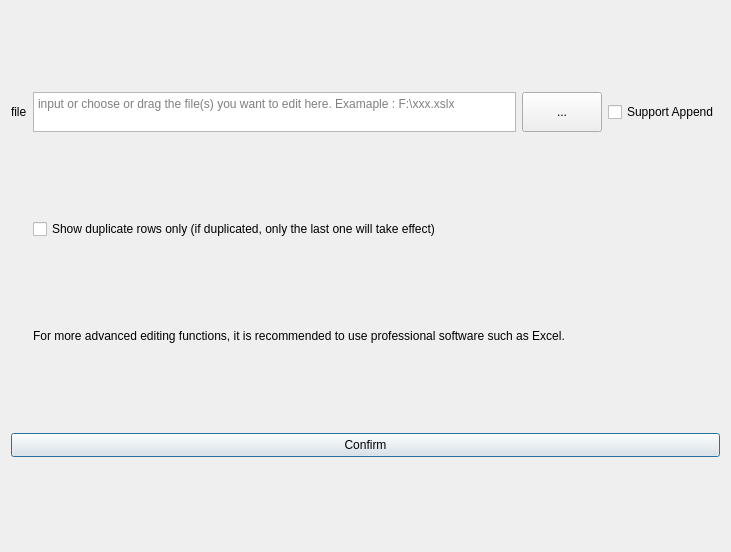
Old version of the form src/local_glossary.ui in the repository anonymousException/renpy-translator.
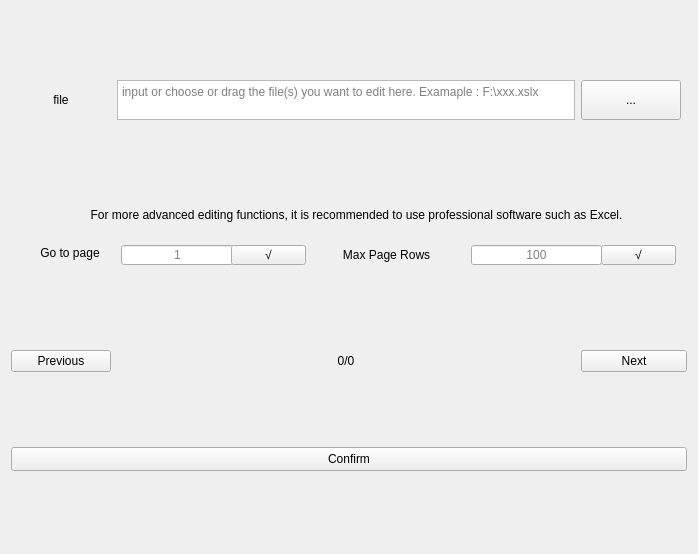
New version of the form.

Commit message:
<feature> support import large xlsx in local glossary
update version to v1.9.3

The edit to the form file:
```diff
--- a/src/local_glossary.ui
+++ b/src/local_glossary.ui
@@ -6,8 +6,8 @@
    <rect>
     <x>0</x>
     <y>0</y>
-    <width>731</width>
-    <height>552</height>
+    <width>694</width>
+    <height>554</height>
    </rect>
   </property>
   <property name="windowTitle">
@@ -36,55 +36,91 @@
      </property>
     </widget>
    </item>
-   <item row="1" column="1">
-    <widget class="QCheckBox" name="duplicateCheckBox">
+   <item row="9" column="0" colspan="4">
+    <widget class="QPushButton" name="confirmButton">
+     <property name="maximumSize">
+      <size>
+       <width>16777215</width>
+       <height>24</height>
+      </size>
+     </property>
      <property name="text">
-      <string>Show duplicate rows only (if duplicated, only the last one will take effect)</string>
+      <string>Confirm</string>
+     </property>
+     <property name="autoDefault">
+      <bool>false</bool>
      </property>
     </widget>
    </item>
    <item row="0" column="0">
     <widget class="QLabel" name="label">
+     <property name="minimumSize">
+      <size>
+       <width>80</width>
+       <height>20</height>
+      </size>
+     </property>
      <property name="maximumSize">
       <size>
-       <width>30</width>
+       <width>100</width>
        <height>30</height>
       </size>
      </property>
      <property name="text">
       <string>file</string>
      </property>
+     <property name="alignment">
+      <set>Qt::AlignCenter</set>
+     </property>
      <property name="wordWrap">
       <bool>true</bool>
      </property>
     </widget>
    </item>
-   <item row="4" column="0" colspan="4">
-    <widget class="QPushButton" name="confirmButton">
+   <item row="7" column="0">
+    <widget class="QPushButton" name="prevButton">
+     <property name="minimumSize">
+      <size>
+       <width>100</width>
+       <height>0</height>
+      </size>
+     </property>
      <property name="maximumSize">
       <size>
-       <width>16777215</width>
-       <height>24</height>
+       <width>100</width>
+       <height>16777215</height>
       </size>
      </property>
      <property name="text">
-      <string>Confirm</string>
+      <string>Previous</string>
+     </property>
+     <property name="autoDefault">
+      <bool>false</bool>
      </property>
     </widget>
    </item>
    <item row="3" column="0" colspan="4">
     <layout class="QVBoxLayout" name="verticalLayout"/>
    </item>
-   <item row="0" column="3">
-    <widget class="QCheckBox" name="appendCheckBox">
+   <item row="7" column="2" colspan="2">
+    <widget class="QPushButton" name="nextButton">
+     <property name="minimumSize">
+      <size>
+       <width>100</width>
+       <height>0</height>
+      </size>
+     </property>
      <property name="maximumSize">
       <size>
-       <width>16777215</width>
-       <height>20</height>
+       <width>200</width>
+       <height>16777215</height>
       </size>
      </property>
      <property name="text">
-      <string>Support Append</string>
+      <string>Next</string>
+     </property>
+     <property name="autoDefault">
+      <bool>false</bool>
      </property>
     </widget>
    </item>
@@ -92,25 +128,171 @@
     <widget class="QPushButton" name="selectFileBtn">
      <property name="minimumSize">
       <size>
-       <width>0</width>
+       <width>100</width>
        <height>40</height>
       </size>
      </property>
      <property name="text">
       <string>...</string>
      </property>
+     <property name="autoDefault">
+      <bool>false</bool>
+     </property>
     </widget>
    </item>
-   <item row="2" column="1" colspan="3">
-    <widget class="QLabel" name="label_2">
+   <item row="2" column="0" colspan="3">
+    <widget class="QWidget" name="widget" native="true">
+     <property name="minimumSize">
+      <size>
+       <width>670</width>
+       <height>80</height>
+      </size>
+     </property>
      <property name="maximumSize">
       <size>
        <width>16777215</width>
-       <height>20</height>
+       <height>80</height>
       </size>
      </property>
+     <widget class="QLabel" name="label_3">
+      <property name="geometry">
+       <rect>
+        <x>9</x>
+        <y>50</y>
+        <width>100</width>
+        <height>16</height>
+       </rect>
+      </property>
+      <property name="minimumSize">
+       <size>
+        <width>100</width>
+        <height>0</height>
+       </size>
+      </property>
+      <property name="text">
+       <string>Go to page</string>
+      </property>
+      <property name="alignment">
+       <set>Qt::AlignCenter</set>
+      </property>
+     </widget>
+     <widget class="QLineEdit" name="pageRowsLineEdit">
+      <property name="geometry">
+       <rect>
+        <x>460</x>
+        <y>50</y>
+        <width>131</width>
+        <height>20</height>
+       </rect>
+      </property>
+      <property name="maximumSize">
+       <size>
+        <width>16777215</width>
+        <height>16777215</height>
+       </size>
+      </property>
+      <property name="alignment">
+       <set>Qt::AlignCenter</set>
+      </property>
+      <property name="placeholderText">
+       <string notr="true">100</string>
+      </property>
+     </widget>
+     <widget class="QLineEdit" name="gotoPageLineEdit">
+      <property name="geometry">
+       <rect>
+        <x>110</x>
+        <y>50</y>
+        <width>113</width>
+        <height>20</height>
+       </rect>
+      </property>
+      <property name="alignment">
+       <set>Qt::AlignCenter</set>
+      </property>
+      <property name="placeholderText">
+       <string notr="true">1</string>
+      </property>
+     </widget>
+     <widget class="QLabel" name="label_4">
+      <property name="geometry">
+       <rect>
+        <x>290</x>
+        <y>50</y>
+        <width>171</width>
+        <height>20</height>
+       </rect>
+      </property>
+      <property name="text">
+       <string>Max Page Rows</string>
+      </property>
+      <property name="alignment">
+       <set>Qt::AlignCenter</set>
+      </property>
+     </widget>
+     <widget class="QLabel" name="label_2">
+      <property name="geometry">
+       <rect>
+        <x>30</x>
+        <y>10</y>
+        <width>631</width>
+        <height>20</height>
+       </rect>
+      </property>
+      <property name="maximumSize">
+       <size>
+        <width>16777215</width>
+        <height>20</height>
+       </size>
+      </property>
+      <property name="text">
+       <string>For more advanced editing functions, it is recommended to use professional software such as Excel.</string>
+      </property>
+      <property name="alignment">
+       <set>Qt::AlignCenter</set>
+      </property>
+     </widget>
+     <widget class="QPushButton" name="gotoPageButton">
+      <property name="geometry">
+       <rect>
+        <x>220</x>
+        <y>50</y>
+        <width>75</width>
+        <height>20</height>
+       </rect>
+      </property>
+      <property name="text">
+       <string notr="true">√</string>
+      </property>
+      <property name="autoDefault">
+       <bool>false</bool>
+      </property>
+     </widget>
+     <widget class="QPushButton" name="maxPageRowsButton">
+      <property name="geometry">
+       <rect>
+        <x>590</x>
+        <y>50</y>
+        <width>75</width>
+        <height>20</height>
+       </rect>
+      </property>
+      <property name="text">
+       <string notr="true">√</string>
+      </property>
+      <property name="autoDefault">
+       <bool>false</bool>
+      </property>
+     </widget>
+    </widget>
+   </item>
+   <item row="7" column="1">
+    <widget class="QLabel" name="curPageLabel">
      <property name="text">
-      <string>For more advanced editing functions, it is recommended to use professional software such as Excel.</string>
+      <string notr="true">0/0</string>
+     </property>
+     <property name="alignment">
+      <set>Qt::AlignCenter</set>
      </property>
     </widget>
    </item>
```
Left out of the diff: 2 changed lines with no effect on the pictures. The commit also changes 26 other files.
